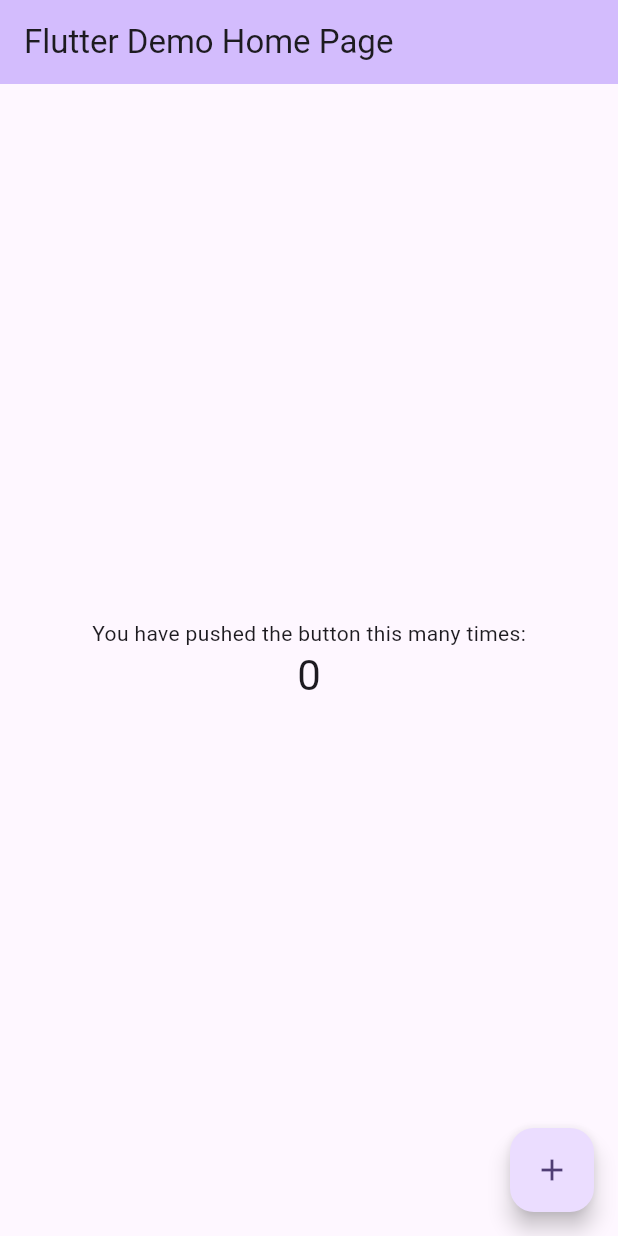
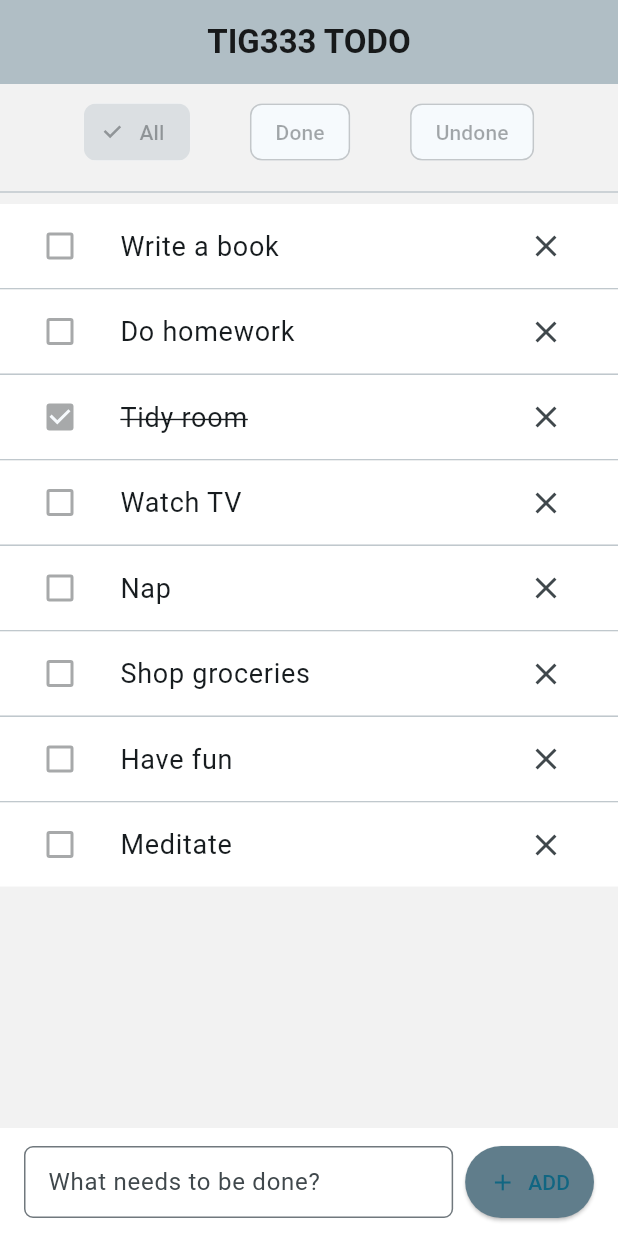
Before and after one commit to sameh-sag/gusalsagsa, a Flutter app: the screen it shows after launch, on a phone screen of 412 x 824 dp. Run offline on Flutter 3.47's test engine with Material 3 defaults, Android fonts, the phone set to English and light mode, and no system bars.

```diff
--- a/lib/main.dart
+++ b/lib/main.dart
@@ -1,123 +1,162 @@
 import 'package:flutter/material.dart';
-
+// steg1
+// UI
 void main() {
-  runApp(MyApp());
+  runApp(const Tig333TodoApp());
 }
 
-class MyApp extends StatelessWidget {
-  MyApp({super.key});
+class Tig333TodoApp extends StatelessWidget {
+  const Tig333TodoApp({super.key});
 
-  // This widget is the root of your application.
   @override
   Widget build(BuildContext context) {
     return MaterialApp(
-      title: 'Flutter Demo',
+      title: 'TIG333 TODO',
+      debugShowCheckedModeBanner: false,
       theme: ThemeData(
-        // This is the theme of your application.
-        //
-        // TRY THIS: Try running your application with "flutter run". You'll see
-        // the application has a purple toolbar. Then, without quitting the app,
-        // try changing the seedColor in the colorScheme below to Colors.green
-        // and then invoke "hot reload" (save your changes or press the "hot
-        // reload" button in a Flutter-supported IDE, or press "r" if you used
-        // the command line to start the app).
-        //
-        // Notice that the counter didn't reset back to zero; the application
-        // state is not lost during the reload. To reset the state, use hot
-        // restart instead.
-        //
-        // This works for code too, not just values: Most code changes can be
-        // tested with just a hot reload.
-        colorScheme: ColorScheme.fromSeed(seedColor: Colors.deepPurple),
         useMaterial3: true,
+        colorSchemeSeed: Colors.blueGrey,
+        scaffoldBackgroundColor: const Color(0xFFF2F2F2),
       ),
-      home: MyHomePage(title: 'Flutter Demo Home Page'),
+      home: const TodoListScreen(),
     );
   }
 }
 
-class MyHomePage extends StatefulWidget {
-  MyHomePage({super.key, required this.title});
-
-  // This widget is the home page of your application. It is stateful, meaning
-  // that it has a State object (defined below) that contains fields that affect
-  // how it looks.
-
-  // This class is the configuration for the state. It holds the values (in this
-  // case the title) provided by the parent (in this case the App widget) and
-  // used by the build method of the State. Fields in a Widget subclass are
-  // always marked "final".
-
-  final String title;
-
-  @override
-  State<MyHomePage> createState() => _MyHomePageState();
-}
-
-class _MyHomePageState extends State<MyHomePage> {
-  int _counter = 0;
-
-  void _incrementCounter() {
-    setState(() {
-      // This call to setState tells the Flutter framework that something has
-      // changed in this State, which causes it to rerun the build method below
-      // so that the display can reflect the updated values. If we changed
-      // _counter without calling setState(), then the build method would not be
-      // called again, and so nothing would appear to happen.
-      _counter++;
-    });
-  }
+class TodoListScreen extends StatelessWidget {
+  const TodoListScreen({super.key});
 
   @override
   Widget build(BuildContext context) {
-    // This method is rerun every time setState is called, for instance as done
-    // by the _incrementCounter method above.
-    //
-    // The Flutter framework has been optimized to make rerunning build methods
-    // fast, so that you can just rebuild anything that needs updating rather
-    // than having to individually change instances of widgets.
+    // Statisk lista som i figma
+    final todos = <_TodoRowData>[
+      _TodoRowData('Write a book', done: false),
+      _TodoRowData('Do homework', done: false),
+      _TodoRowData('Tidy room', done: true),
+      _TodoRowData('Watch TV', done: false),
+      _TodoRowData('Nap', done: false),
+      _TodoRowData('Shop groceries', done: false),
+      _TodoRowData('Have fun', done: false),
+      _TodoRowData('Meditate', done: false),
+    ];
+
     return Scaffold(
       appBar: AppBar(
-        // TRY THIS: Try changing the color here to a specific color (to
-        // Colors.amber, perhaps?) and trigger a hot reload to see the AppBar
-        // change color while the other colors stay the same.
-        backgroundColor: Theme.of(context).colorScheme.inversePrimary,
-        // Here we take the value from the MyHomePage object that was created by
-        // the App.build method, and use it to set our appbar title.
-        title: Text(widget.title),
+        title: const Text(
+          'TIG333 TODO',
+          style: TextStyle(
+            fontWeight: FontWeight.bold,
+            color: Colors.black87, // ÄNDRING 1
+          ),
+        ),
+        centerTitle: true,
+        backgroundColor: Colors.blueGrey.shade200,
       ),
-      body: Center(
-        // Center is a layout widget. It takes a single child and positions it
-        // in the middle of the parent.
-        child: Column(
-          // Column is also a layout widget. It takes a list of children and
-          // arranges them vertically. By default, it sizes itself to fit its
-          // children horizontally, and tries to be as tall as its parent.
-          //
-          // Column has various properties to control how it sizes itself and
-          // how it positions its children. Here we use mainAxisAlignment to
-          // center the children vertically; the main axis here is the vertical
-          // axis because Columns are vertical (the cross axis would be
-          // horizontal).
-          //
-          // TRY THIS: Invoke "debug painting" (choose the "Toggle Debug Paint"
-          // action in the IDE, or press "p" in the console), to see the
-          // wireframe for each widget.
-          mainAxisAlignment: MainAxisAlignment.center,
-          children: <Widget>[
-            Text('You have pushed the button this many times:'),
-            Text(
-              '$_counter',
-              style: Theme.of(context).textTheme.headlineMedium,
+
+      body: Column(
+        children: [
+          // Filter-knappar
+          Padding(
+            padding: const EdgeInsets.symmetric(vertical: 8.0, horizontal: 16),
+            child: Row(
+              mainAxisAlignment: MainAxisAlignment.spaceEvenly,
+              children: [
+                ChoiceChip(
+                  label: const Text("All"),
+                  selected: true,
+                  onSelected: null,
+                ),
+                ChoiceChip(
+                  label: const Text("Done"),
+                  selected: false,
+                  onSelected: null,
+                ),
+                ChoiceChip(
+                  label: const Text("Undone"),
+                  selected: false,
+                  onSelected: null,
+                ),
+              ],
             ),
-          ],
-        ),
+          ),
+
+          const Divider(),
+
+          // Lista med todos
+          Expanded(
+            child: ListView.separated(
+              itemCount: todos.length,
+              separatorBuilder: (_, __) => const Divider(height: 1),
+              itemBuilder: (context, index) {
+                final row = todos[index];
+                return Container(
+                  color: Colors.white,
+                  child: ListTile(
+                    leading: Checkbox(
+                      value: row.done,
+                      onChanged: null, // bara visuellt i steg 1
+                    ),
+                    title: Text(
+                      row.title,
+                      style: TextStyle(
+                        fontSize: 18,
+                        decoration: row.done ? TextDecoration.lineThrough : null,
+                      ),
+                    ),
+                    trailing: IconButton(
+                      onPressed: () {},
+                      icon: const Icon(Icons.close),
+                    ),
+                  ),
+                );
+              },
+            ),
+          ),
+
+          // Textfält + ADD-knapp längst ner
+          Container(
+            padding: const EdgeInsets.symmetric(horizontal: 16, vertical: 12),
+            color: Colors.white,
+            child: Row(
+              children: [
+                Expanded(
+                  child: TextField(
+                    decoration: InputDecoration(
+                      hintText: 'What needs to be done?', // ÄNDRING 2
+                      border: OutlineInputBorder(
+                        borderRadius: BorderRadius.circular(6),
+                      ),
+                      contentPadding: const EdgeInsets.symmetric(
+                        horizontal: 12,
+                        vertical: 8,
+                      ),
+                    ),
+                  ),
+                ),
+                const SizedBox(width: 8),
+                ElevatedButton.icon(
+                  onPressed: () {}, // ingen funktion ännu
+                  icon: const Icon(Icons.add),
+                  label: const Text("ADD"),
+                  style: ElevatedButton.styleFrom(
+                    backgroundColor: Colors.blueGrey, // ÄNDRING 3
+                    padding: const EdgeInsets.symmetric(
+                      horizontal: 16,
+                      vertical: 14,
+                    ),
+                  ),
+                ),
+              ],
+            ),
+          ),
+        ],
       ),
-      floatingActionButton: FloatingActionButton(
-        onPressed: _incrementCounter,
-        tooltip: 'Increment',
-        child: Icon(Icons.add),
-      ), // This trailing comma makes auto-formatting nicer for build methods.
     );
   }
 }
+
+class _TodoRowData {
+  final String title;
+  final bool done;
+  const _TodoRowData(this.title, {required this.done});
+}
```
